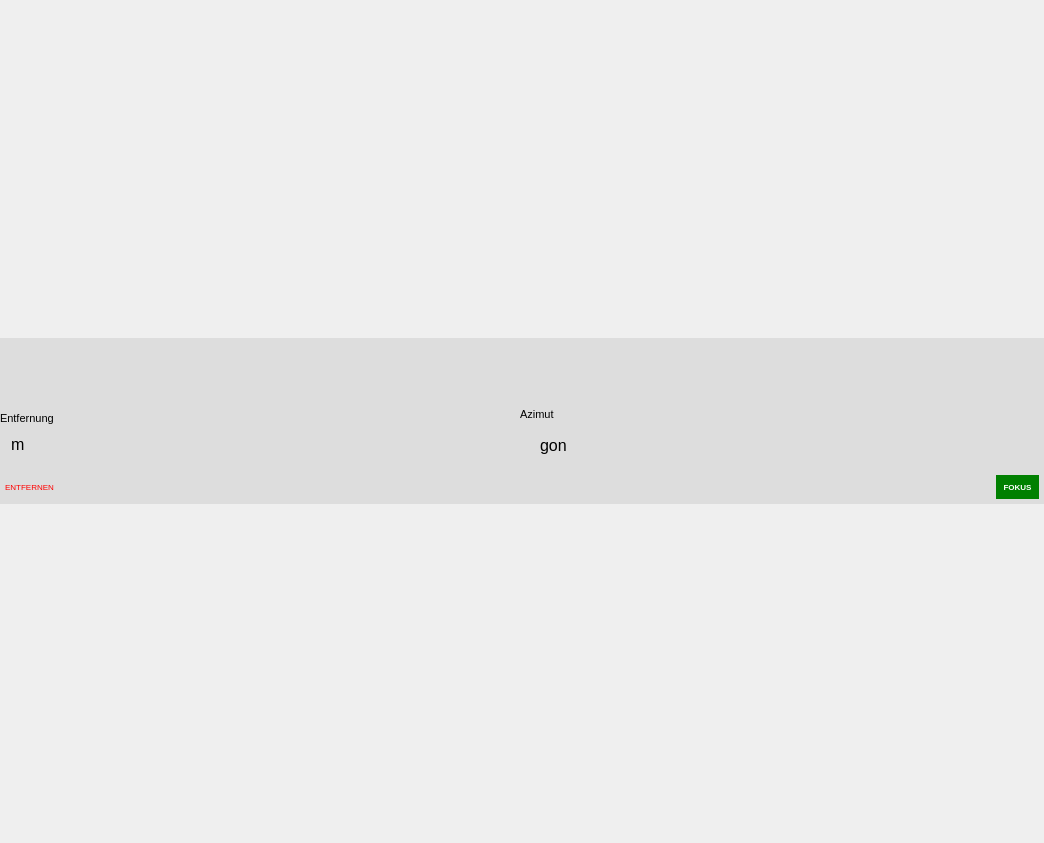
Before: the Qt Designer form gnavs/gui/navigate/target.ui in b-lack/qgis-gnavs-plugin, drawn with Qt 5.
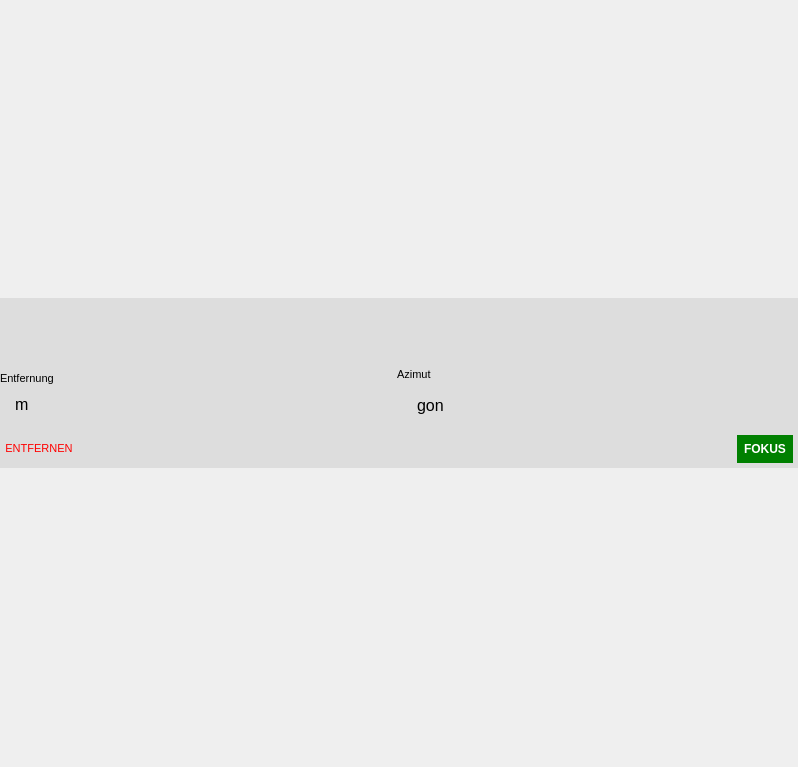
After: the same form once the commit is applied.

Patch:
```diff
--- a/gnavs/gui/navigate/target.ui
+++ b/gnavs/gui/navigate/target.ui
@@ -6,8 +6,8 @@
    <rect>
     <x>0</x>
     <y>0</y>
-    <width>1044</width>
-    <height>843</height>
+    <width>798</width>
+    <height>767</height>
    </rect>
   </property>
   <property name="windowTitle">
@@ -183,7 +183,7 @@
                 </font>
                </property>
                <property name="text">
-                <string> </string>
+                <string/>
                </property>
               </widget>
              </item>
@@ -313,7 +313,7 @@
          <widget class="QPushButton" name="lfbTargetRemoveBtn">
           <property name="font">
            <font>
-            <pointsize>6</pointsize>
+            <pointsize>8</pointsize>
            </font>
           </property>
           <property name="styleSheet">
@@ -346,7 +346,7 @@
          <widget class="QPushButton" name="lfbTargetFokusBtn">
           <property name="font">
            <font>
-            <pointsize>6</pointsize>
+            <pointsize>9</pointsize>
             <weight>75</weight>
             <bold>true</bold>
            </font>
```
